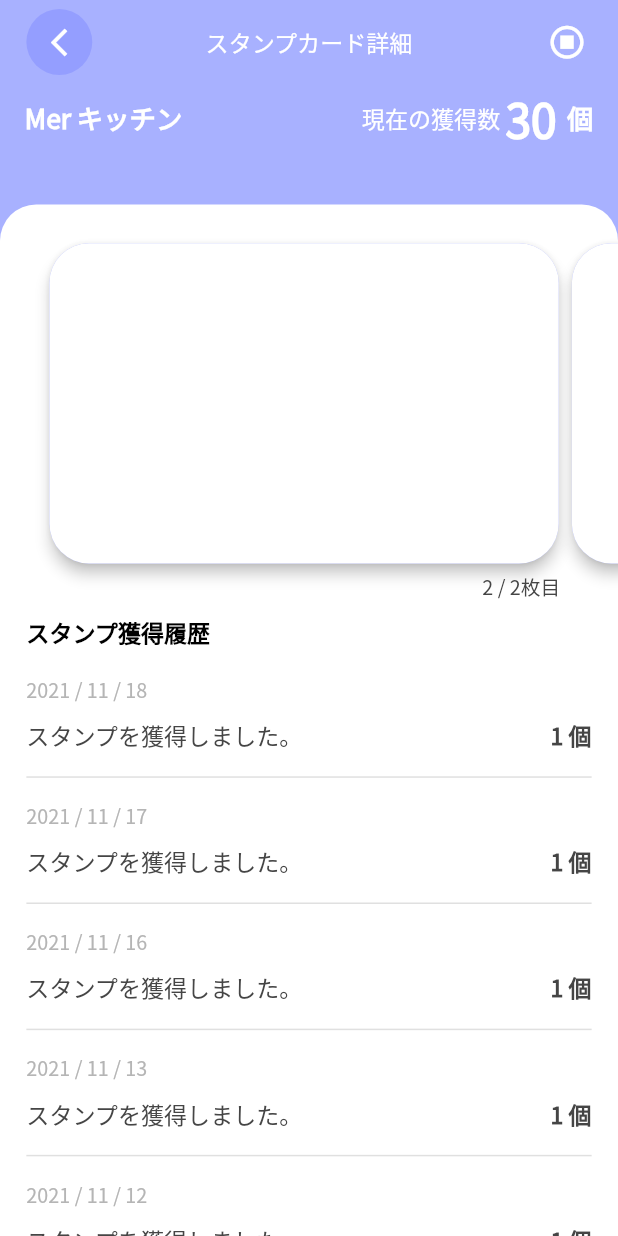
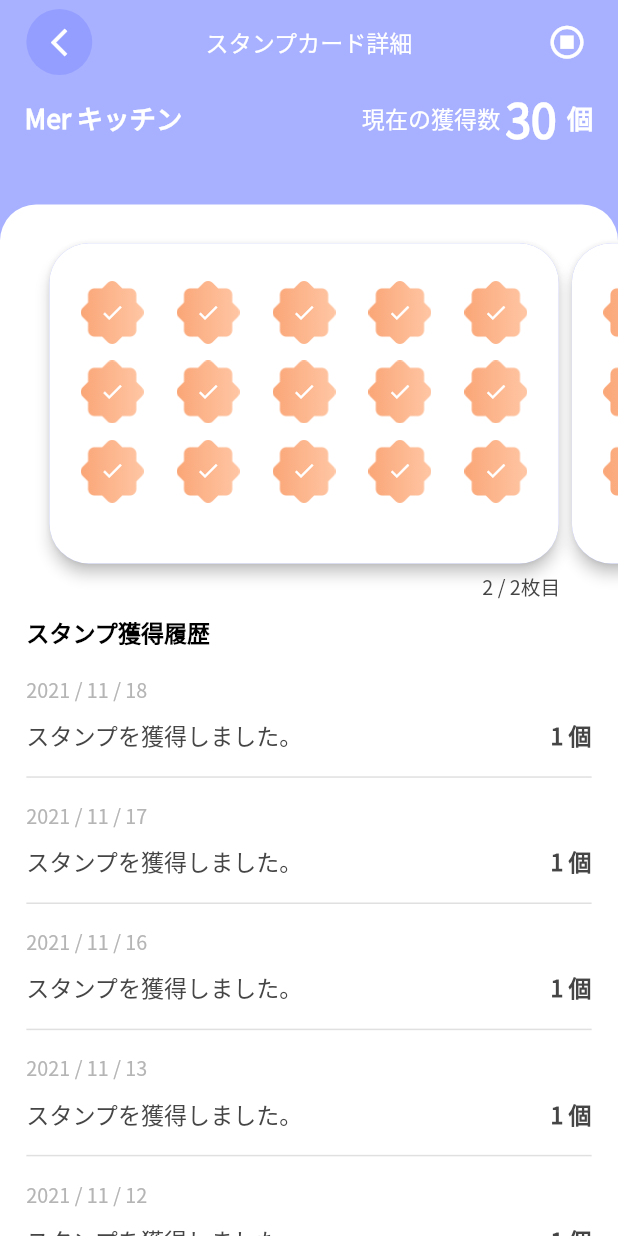
Before and after one commit to AKHIL-SV/Stamp_Details_Screen, a Flutter app: the screen it shows after launch, on a phone screen of 412 x 824 dp. Run offline on Flutter 3.47's test engine with Material 2 defaults, Android fonts, the light colour scheme and no system bars; our stand-ins replace flutter_screenutil.

Commit message:
scroll card finished

```diff
--- a/lib/view/widgets/scroll_card.dart
+++ b/lib/view/widgets/scroll_card.dart
@@ -26,6 +26,47 @@
                 borderRadius: BorderRadius.circular(24.sp),
                 color: white,
               ),
+              padding: EdgeInsets.symmetric(
+                vertical: 23.sp,
+                horizontal: 19.sp,
+              ),
+              child: Expanded(
+                child: GridView.builder(
+                  physics: const NeverScrollableScrollPhysics(),
+                  gridDelegate: SliverGridDelegateWithFixedCrossAxisCount(
+                    crossAxisCount: 5,
+                    crossAxisSpacing: 20.sp,
+                    mainAxisSpacing: 10.sp,
+                  ),
+                  itemCount: 15,
+                  itemBuilder: (context, index) {
+                    return Stack(
+                      children: [
+                        ShaderMask(
+                          shaderCallback: (Rect bounds) {
+                            return const LinearGradient(
+                              colors: [
+                                Color(0xffFAA677),
+                                Color.fromARGB(255, 255, 198, 164),
+                              ],
+                            ).createShader(bounds);
+                          },
+                          blendMode: BlendMode.srcATop,
+                          child: Image.asset('assets/icons/octagon.png'),
+                        ),
+                        Align(
+                          alignment: Alignment.center,
+                          child: Icon(
+                            Icons.done,
+                            color: white,
+                            size: 15.sp,
+                          ),
+                        )
+                      ],
+                    );
+                  },
+                ),
+              ),
             ),
           ),
         );
--- a/pubspec.yaml
+++ b/pubspec.yaml
@@ -61,8 +61,8 @@
   uses-material-design: true
 
   # To add assets to your application, add an assets section, like this:
-  # assets:
-  #   - images/a_dot_burr.jpeg
+  assets:
+    - assets/icons/
   #   - images/a_dot_ham.jpeg
 
   # An image asset can refer to one or more resolution-specific "variants", see
```
Also changed, not shown: assets/icons/octagon.png (added).
